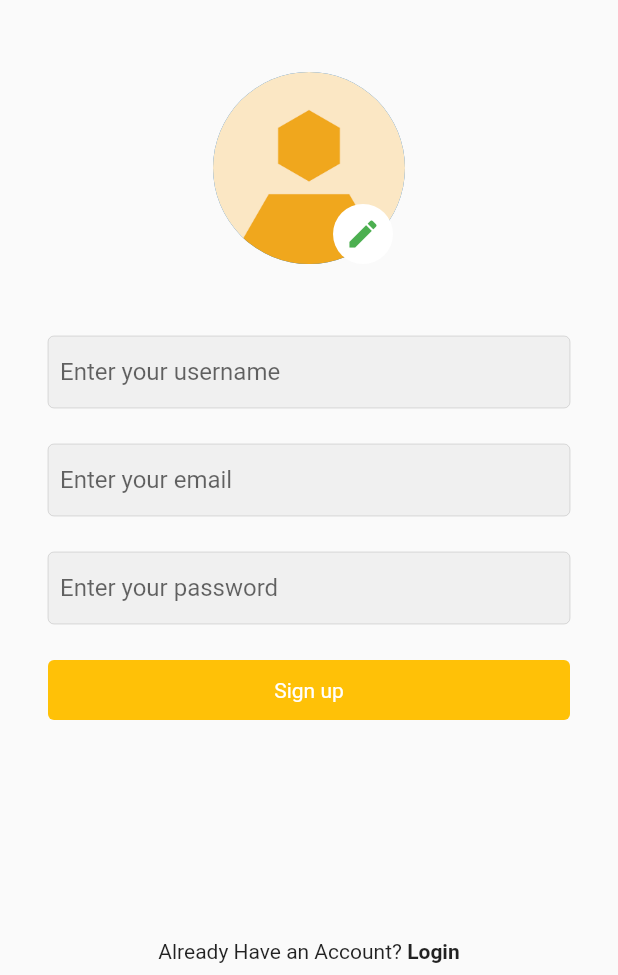
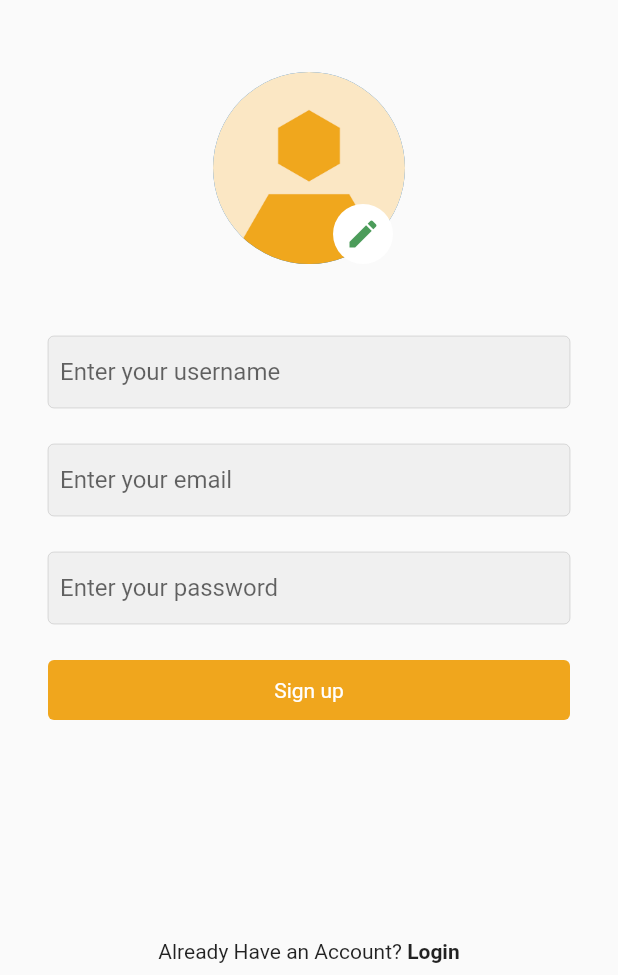
Before and after one commit to TaylaZ/ScrapHive, a Flutter app: the screen it shows after launch, after a tap on "Signup", on a phone screen of 412 x 824 dp, the part 261-1236 px from its top. Run offline on Flutter 3.47's test engine with Material 2 defaults, Android fonts, the phone set to English and light mode, and no system bars; our stand-ins replace cloud_firestore, eva_icons_flutter, firebase_auth, firebase_core, firebase_storage, flutter_colorpicker and 5 more; accounts and stored records are empty; statements that could not run were skipped.

Commit message:
bug fixes and color mangement

```diff
--- a/lib/main.dart
+++ b/lib/main.dart
@@ -60,7 +60,7 @@ class MyApp extends StatelessWidget {
             if (snapshot.connectionState == ConnectionState.active) {
               if (snapshot.hasData) {
                 // if snapshot has data which means user is logged in then we check the width of screen and accordingly display the screen layout
-                return DefaultScreen();
+                return const DefaultScreen();
               } else if (snapshot.hasError) {
                 return Center(
                   child: Text('${snapshot.error}'),
--- a/lib/screens/add_post_screen.dart
+++ b/lib/screens/add_post_screen.dart
@@ -80,7 +80,7 @@ class _AddPostScreenState extends State<AddPostScreen> {
               elevation: 0.0,
               leading: IconButton(
                 icon: Icon(EvaIcons.arrowBack),
-                color: Colors.amber[700],
+                color: amberColor,
                 onPressed: () {},
               ),
               title: Row(
@@ -88,7 +88,7 @@ class _AddPostScreenState extends State<AddPostScreen> {
                 children: [
                   SvgPicture.asset(
                     'assets/ScrapHive_Logo.svg',
-                    height: 32,
+                    height: 28,
                   ),
                 ],
               ),
@@ -99,7 +99,7 @@ class _AddPostScreenState extends State<AddPostScreen> {
                   child: const Text(
                     'Post',
                     style: TextStyle(
-                      color: Colors.amber,
+                      color: amberColor,
                       fontWeight: FontWeight.bold,
                       fontSize: 16,
                     ),
--- a/lib/screens/login_screen.dart
+++ b/lib/screens/login_screen.dart
@@ -1,6 +1,7 @@
 import 'package:flutter/material.dart';
 import 'package:flutter_svg/flutter_svg.dart';
 import 'package:scraphive/resources/auth_methods.dart';
+import 'package:scraphive/screens/default_screen.dart';
 import 'package:scraphive/screens/home_screen.dart';
 import 'package:scraphive/utils/colors.dart';
 import 'package:scraphive/utils/utils.dart';
@@ -31,12 +32,11 @@ class _LoginScreenState extends State<LoginScreen> {
     setState(() {
       _isLoading = true;
     });
-    String res = await AuthMethods().loginUser(
-        email: _emailController.text, password: _passwordController.text);
+    String res = await AuthMethods()
+        .loginUser(email: _emailController.text, password: _passwordController.text);
 
     if (res == "success") {
-      Navigator.of(context)
-          .push(MaterialPageRoute(builder: (context) => const HomeScreen()));
+      Navigator.of(context).push(MaterialPageRoute(builder: (context) => const DefaultScreen()));
     } else {
       showSnackBar(context, res);
     }
@@ -46,8 +46,8 @@ class _LoginScreenState extends State<LoginScreen> {
   }
 
   void navigateToSignUp() {
-    Navigator.of(context).pushReplacement(
-        MaterialPageRoute(builder: (context) => const SignupScreen()));
+    Navigator.of(context)
+        .pushReplacement(MaterialPageRoute(builder: (context) => const SignupScreen()));
   }
 
   @override
@@ -102,7 +102,7 @@ class _LoginScreenState extends State<LoginScreen> {
                           shape: RoundedRectangleBorder(
                             borderRadius: BorderRadius.all(Radius.circular(4)),
                           ),
-                          color: Colors.amber,
+                          color: amberColor,
                         ),
                       ),
                       onTap: loginUser,
--- a/lib/screens/signup_screen.dart
+++ b/lib/screens/signup_screen.dart
@@ -54,7 +54,8 @@ class _SignupScreenState extends State<SignupScreen> {
     if (res == "success") {
       setState(() {
         _isLoading = false;
-        Navigator.of(context).pushReplacement(MaterialPageRoute(builder: (context) => const HomeScreen()));
+        Navigator.of(context)
+            .pushReplacement(MaterialPageRoute(builder: (context) => const HomeScreen()));
       });
     } else {
       setState(() {
@@ -109,7 +110,7 @@ class _SignupScreenState extends State<SignupScreen> {
                               onPressed: selectImage,
                               icon: const Icon(
                                 Icons.edit,
-                                color: Colors.green,
+                                color: greenColor,
                               ),
                             ),
                             backgroundColor: Colors.white,
@@ -158,7 +159,7 @@ class _SignupScreenState extends State<SignupScreen> {
                           shape: RoundedRectangleBorder(
                             borderRadius: BorderRadius.all(Radius.circular(4)),
                           ),
-                          color: Colors.amber,
+                          color: amberColor,
                         ),
                       ),
                       onTap: signUpUser,
--- a/lib/utils/colors.dart
+++ b/lib/utils/colors.dart
@@ -6,3 +6,8 @@ const mobileSearchColor = Color.fromRGBO(38, 38, 38, 1);
 const blueColor = Color.fromRGBO(0, 149, 246, 1);
 const primaryColor = Colors.white;
 const secondaryColor = Colors.grey;
+const amberColor = Color.fromRGBO(240, 166, 29, 1);
+const yellowColor = Color.fromRGBO(248, 241, 220, 1);
+const greenColor = Color.fromRGBO(76, 156, 90, 1);
+const brownColor = Color.fromRGBO(66, 33, 11, 1);
+const peachColor = Color.fromRGBO(251, 230, 196, 1);
```
Also changed, not shown: lib/screens/default_screen.dart (+3 -6 lines).
